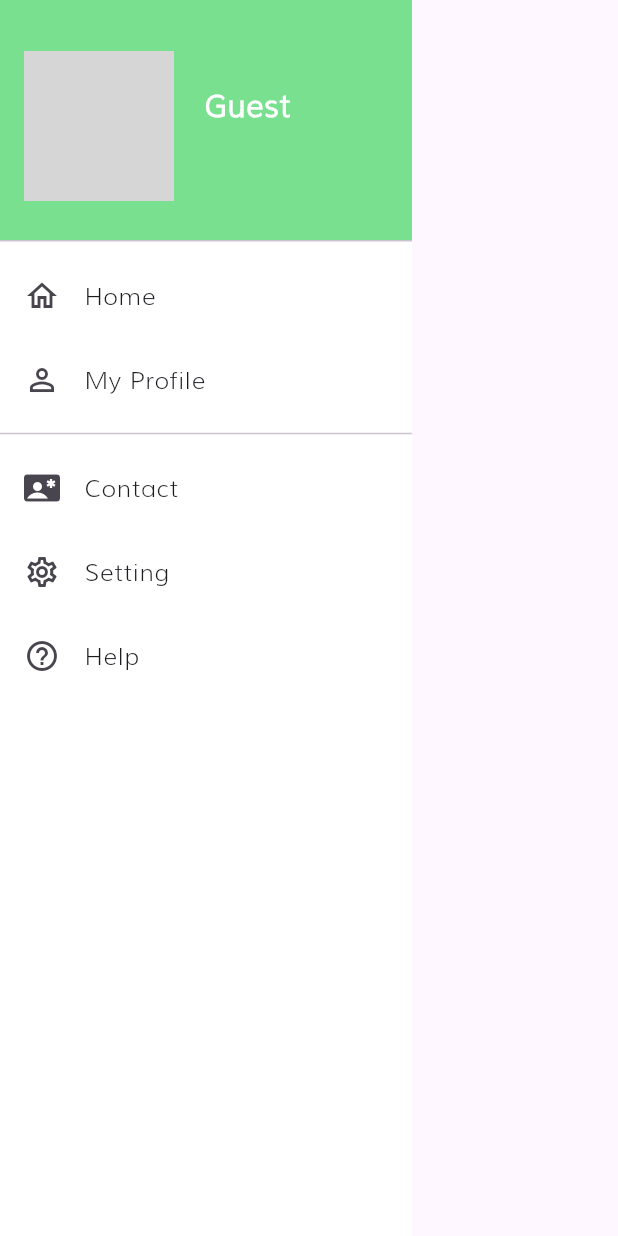
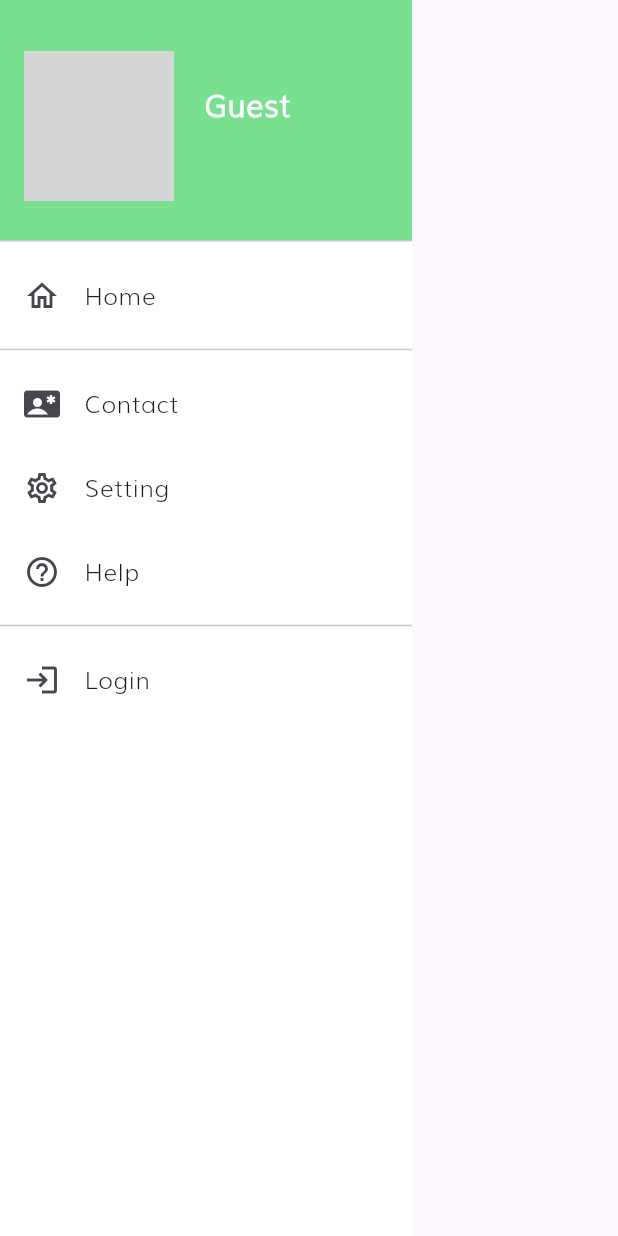
Before and after one commit to nhuytran122/flutter-mobile-app, a Flutter app: the MyDrawer widget shown alone on an empty page, opened directly with empty values, on a phone screen of 412 x 824 dp. Run offline on Flutter 3.47's test engine with Material 3 defaults, Android fonts, the phone set to English and light mode, and no system bars; our stand-ins replace dio, marquee; missing offline and left inert: flutter_application_2; accounts and stored records are empty; network calls fail; grey boxes are pictures that could not be loaded.

Commit message:
update login logout

```diff
--- a/shopping_app/lib/components/drawer.dart
+++ b/shopping_app/lib/components/drawer.dart
@@ -1,19 +1,27 @@
 import 'package:flutter/material.dart';
+import 'package:provider/provider.dart';
 import 'package:shopping_app/entity/appColor.dart';
-import 'package:shopping_app/entity/user.dart';
+import 'package:shopping_app/login_page.dart';
+import 'package:shopping_app/utils/user_provider.dart';
 
-class MyDrawer extends StatelessWidget {
-  final User? userData;
+class MyDrawer extends StatefulWidget {
   final ValueChanged<int> onIndexSelected;
 
   const MyDrawer({
     Key? key,
-    required this.userData,
     required this.onIndexSelected,
   }) : super(key: key);
 
   @override
+  State<MyDrawer> createState() => _MyDrawerState();
+}
+
+class _MyDrawerState extends State<MyDrawer> {
+  @override
   Widget build(BuildContext context) {
+    final userProvider = Provider.of<UserProvider>(context, listen: false);
+    final isLoggedIn = userProvider.userData != null;
+
     return Container(
       width: MediaQuery.of(context).size.width * 2 / 3,
       decoration: const BoxDecoration(color: Colors.white),
@@ -25,31 +33,67 @@ class MyDrawer extends StatelessWidget {
             icon: Icons.home_outlined,
             label: 'Home',
             onTap: () {
-              onIndexSelected(0);
+              widget.onIndexSelected(0);
               Navigator.pop(context);
             },
           ),
+          if (isLoggedIn)
             _buildDrawerItem(
               context,
               icon: Icons.person_outline,
               label: 'My Profile',
               onTap: () {
-              onIndexSelected(2);
+                widget.onIndexSelected(2);
                 Navigator.pop(context);
               },
             ),
           const Divider(),
-          _buildDrawerItem(context,
-              icon: Icons.contact_emergency, label: 'Contact'),
-          _buildDrawerItem(context,
-              icon: Icons.settings_outlined, label: 'Setting'),
-          _buildDrawerItem(context, icon: Icons.help_outline, label: 'Help'),
+          _buildDrawerItem(
+            context,
+            icon: Icons.contact_emergency,
+            label: 'Contact',
+          ),
+          _buildDrawerItem(
+            context,
+            icon: Icons.settings_outlined,
+            label: 'Setting',
+          ),
+          _buildDrawerItem(
+            context,
+            icon: Icons.help_outline,
+            label: 'Help',
+          ),
+          Divider(),
+          if (isLoggedIn)
+            _buildDrawerItem(
+              context,
+              icon: Icons.logout_outlined,
+              label: 'Logout',
+              onTap: () {
+                _logout(context);
+              },
+            ),
+          if (!isLoggedIn)
+            _buildDrawerItem(
+              context,
+              icon: Icons.login_outlined,
+              label: 'Login',
+              onTap: () {
+                Navigator.pushNamed(context, LoginPage.routeName);
+              },
+            ),
         ],
       ),
     );
   }
 
+  Future<void> _logout(BuildContext context) async {
+    Provider.of<UserProvider>(context, listen: false).setUserData(null);
+    Navigator.pop(context);
+  }
+
   DrawerHeader _buildDrawerHeader() {
+    final userData = Provider.of<UserProvider>(context, listen: false).userData;
     return DrawerHeader(
       decoration: const BoxDecoration(
         color: AppColors.primary,
--- a/shopping_app/lib/filter_products_by_category.dart
+++ b/shopping_app/lib/filter_products_by_category.dart
@@ -4,7 +4,6 @@ import 'package:shopping_app/components/product_card.dart';
 import 'package:shopping_app/components/search_appbar.dart';
 import 'package:shopping_app/entity/product.dart';
 import 'package:shopping_app/entity/shoppingCart.dart';
-import 'package:shopping_app/entity/user.dart';
 import 'package:shopping_app/my_cart.dart';
 import 'package:shopping_app/my_details_product.dart';
 import 'package:shopping_app/utils/api_service.dart';
@@ -26,13 +25,11 @@ class CategoryProductsScreen extends StatefulWidget {
 class _CategoryProductsScreenState extends State<CategoryProductsScreen> {
   late Future<List<Product>> futureProducts;
   String searchQuery = "";
-  late User? userData;
 
   @override
   void initState() {
     super.initState();
     futureProducts = ApiService.getProductsByCategoryID(widget.category);
-    userData = Provider.of<UserProvider>(context, listen: false).userData;
   }
 
   Future<List<Product>> searchProducts(String query) async {
@@ -85,6 +82,7 @@ class _CategoryProductsScreenState extends State<CategoryProductsScreen> {
   }
 
   ProductCard buildProductCard(Product product) {
+    final userData = Provider.of<UserProvider>(context, listen: false).userData;
     return ProductCard(
       product: product,
       onAddToCart: (product) {
--- a/shopping_app/lib/my_checkout.dart
+++ b/shopping_app/lib/my_checkout.dart
@@ -8,7 +8,6 @@ import 'package:shopping_app/entity/appColor.dart';
 import 'package:shopping_app/entity/common_method.dart';
 import 'package:shopping_app/entity/order.dart';
 import 'package:shopping_app/entity/shoppingCart.dart';
-import 'package:shopping_app/entity/user.dart';
 import 'package:shopping_app/my_details_product.dart';
 import 'package:shopping_app/thank_you.dart';
 import 'package:shopping_app/utils/navigate_helper.dart';
@@ -29,15 +28,14 @@ class _CheckOutScreenState extends State<CheckOutScreen> {
   final fullNameController = TextEditingController();
   final phoneNumberController = TextEditingController();
   final addressController = TextEditingController();
-  late User? userData;
 
   @override
   void initState() {
     super.initState();
-    userData = Provider.of<UserProvider>(context, listen: false).userData;
   }
 
   void userTappedConfirm() {
+    final userData = Provider.of<UserProvider>(context, listen: false).userData;
     if (formKey.currentState!.validate()) {
       showDialog(
         context: context,
@@ -57,7 +55,7 @@ class _CheckOutScreenState extends State<CheckOutScreen> {
           actions: [
             TextButton(
               onPressed: () {
-              Order order =   listOrders.createOrderFromCart(
+                Order order = listOrders.createOrderFromCart(
                     cart,
                     fullNameController.text,
                     phoneNumberController.text,
```
Also changed, not shown: shopping_app/lib/my_profile.dart (+9 -28 lines), shopping_app/lib/my_shop.dart (+22 -5 lines). Lines whose indentation alone changed are shown as unchanged.
